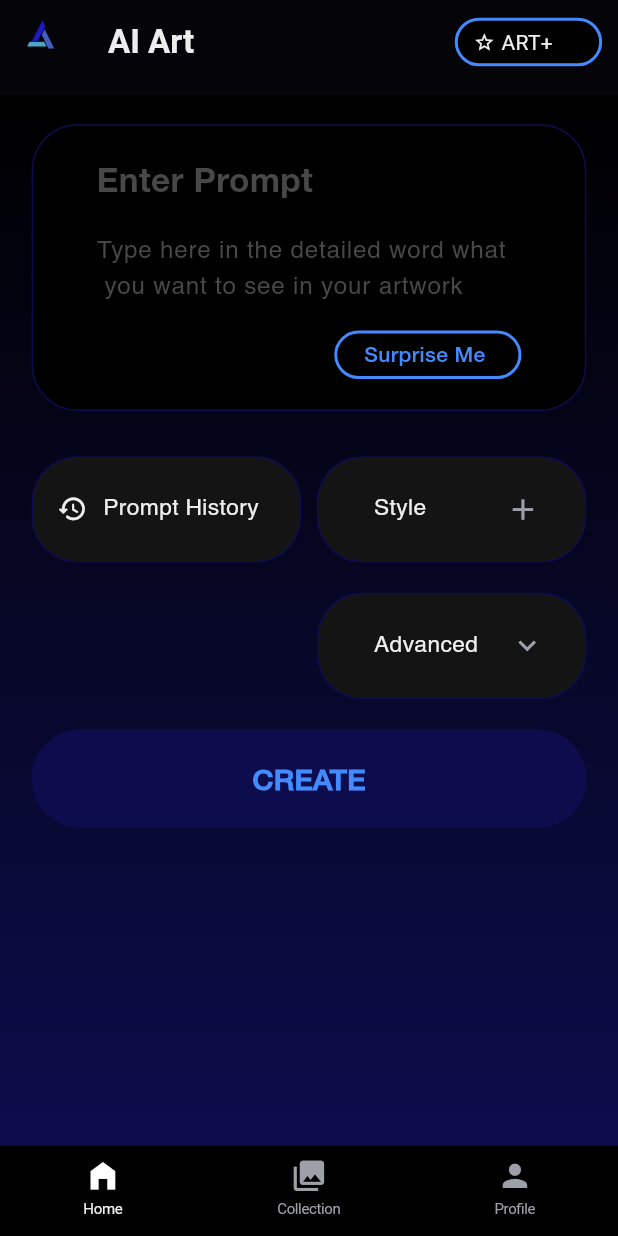
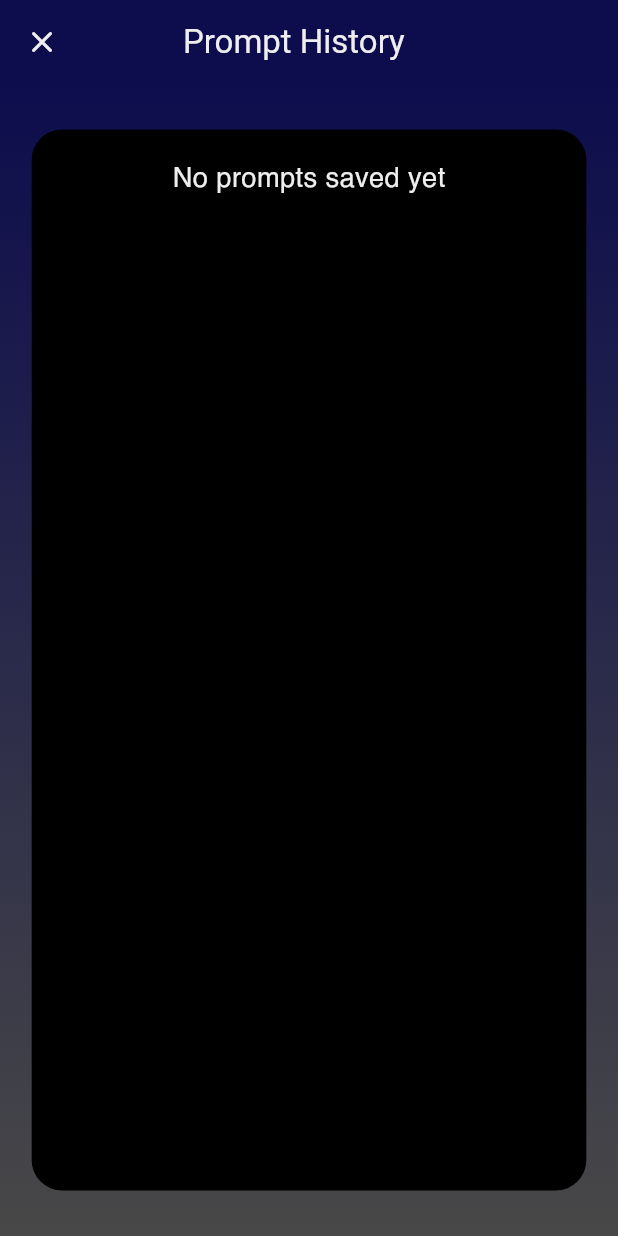
Before and after one commit to Ukeshgit/Aakar.ai, a Flutter app: the screen it shows after launch, after a tap on "Prompt History", on a phone screen of 412 x 824 dp. Run offline on Flutter 3.47's test engine with Material 3 defaults, Android fonts, the phone set to English and light mode, and no system bars; drawn by our look-alikes of bounce; our stand-ins replace flutter_screenutil, get, get_storage.

Commit message:
prompt history,code refine,and create logic

```diff
--- a/lib/app/home/view/pages/home_screen.dart
+++ b/lib/app/home/view/pages/home_screen.dart
@@ -1,5 +1,7 @@
 import 'dart:convert';
+import 'package:aakar_ai/app/home/controller/generating_controller.dart';
 import 'package:aakar_ai/app/home/view/pages/advanced_screen.dart';
+import 'package:aakar_ai/app/home/view/pages/prompt_screen.dart';
 import 'package:aakar_ai/app/profile/view/widgets/custom_appbar.dart';
 import 'package:aakar_ai/app/profile/view/widgets/custom_button.dart';
 import 'package:aakar_ai/const/background_color.dart';
@@ -8,9 +10,8 @@ import 'package:aakar_ai/utils/api_endpoint/api_helper.dart';
 import 'package:bounce/bounce.dart';
 import 'package:flutter/material.dart';
 import 'package:flutter_screenutil/flutter_screenutil.dart';
-import 'package:flutter/services.dart';
 import 'package:get/get.dart';
-import 'package:get/utils.dart';
+import 'package:get_storage/get_storage.dart';
 
 class HomeScreen extends StatefulWidget {
   const HomeScreen({super.key});
@@ -20,17 +21,67 @@ class HomeScreen extends StatefulWidget {
 }
 
 class _HomeScreenState extends State<HomeScreen> {
-  TextEditingController _promptController = TextEditingController();
+  GeneratingController generatingController = Get.put(GeneratingController());
+  final TextEditingController _promptController = TextEditingController();
+
   String? _base64Image;
+  final box = GetStorage();
+  @override
+  void initState() {
+    super.initState();
+
+    // Load saved prompt if it exists
+    _promptController.text = box.read('prompt') ?? '';
+  }
+
+  void dispose() {
+    _promptController.dispose();
+
+    super.dispose();
+  }
+
   Future<void> _generateImage() async {
+    generatingController.generate();
     String? image = await ApiService.generateImage(_promptController.text);
     if (image != null) {
       setState(() {
         _base64Image = image;
       });
+      String prompt = _promptController.text.trim();
+      if (prompt.isNotEmpty) {
+        List<String> prompts = box.read<List>('prompts')?.cast<String>() ?? [];
+        prompts.add(prompt);
+        box.write('prompts', prompts);
+        _promptController.clear();
+        generatingController.isLoading.value = false;
+      }
     } else {
-      Get.snackbar("Error", "Failed to generate image",
-          colorText: Colors.black, backgroundColor: Colors.red);
+      Get.snackbar(
+        "Error",
+        "Failed to generate image",
+        snackPosition: SnackPosition.TOP,
+        backgroundColor: Colors.blueAccent,
+        colorText: Colors.white,
+        margin: const EdgeInsets.all(10),
+        borderRadius: 8,
+        messageText: const Text(
+          "Failed to generate image",
+          style: TextStyle(
+            color: Colors.white,
+            fontSize: 16,
+            fontWeight: FontWeight.bold,
+          ),
+        ),
+        titleText: const Text(
+          "Error",
+          style: TextStyle(
+            color: Colors.white,
+            fontSize: 18,
+            fontWeight: FontWeight.w600,
+          ),
+        ),
+      );
+      generatingController.isLoading.value = false;
     }
   }
 
@@ -78,10 +129,14 @@ class _HomeScreenState extends State<HomeScreen> {
                                 TextField(
                                   controller: _promptController,
                                   style: TextStyle(color: rabbitWhite),
+                                  onChanged: (value) {
+                                    box.write('prompt',
+                                        value); // Save input in GetStorage
+                                  },
                                   decoration: InputDecoration(
                                       border: InputBorder.none,
                                       hintText:
-                                          "Type here in the detailed word what\n you want to see in your artwork",
+                                          "Type here in the detailed word what you want to see in your artwork",
                                       hintStyle: TextStyle(
                                           color: mako,
                                           fontSize: 16.sp,
@@ -117,7 +172,9 @@ class _HomeScreenState extends State<HomeScreen> {
                       Row(
                         children: [
                           Bounce(
-                            onTap: () {},
+                            onTap: () {
+                              Get.to(() => PromptScreen());
+                            },
                             child: Container(
                                 height: 70.h,
                                 width: 170.w,
@@ -213,7 +270,8 @@ class _HomeScreenState extends State<HomeScreen> {
                               Navigator.push(
                                   context,
                                   MaterialPageRoute(
-                                      builder: (context) => AdvancedScreen()));
+                                      builder: (context) =>
+                                          const AdvancedScreen()));
                             },
                             child: Row(
                               children: [
@@ -264,15 +322,51 @@ class _HomeScreenState extends State<HomeScreen> {
                       SizedBox(
                         height: 20.h,
                       ),
-                      Bounce(
-                        child: CustomButton1(
-                            ontap: _generateImage,
-                            color2: Colors.blueAccent,
-                            color: deepblue,
-                            text: "CREATE",
-                            w: double.infinity,
-                            h: 65.h),
-                      ),
+                      Obx(() {
+                        if (generatingController.isLoading.value) {
+                          return Bounce(
+                            child: CustomButton1(
+                                prefix: Positioned(
+                                  left: 15.w,
+                                  child: SizedBox(
+                                    height: 35.h,
+                                    width: 35.w,
+                                    child: CircularProgressIndicator(
+                                      strokeWidth: 2,
+                                      color: edtraaViolet,
+                                    ),
+                                  ),
+                                ),
+                                ontap: () {},
+                                color: deepblue,
+                                w: double.infinity,
+                                h: 65.h,
+                                child: Text(
+                                  "CREATING...",
+                                  style: TextStyle(
+                                      color: Colors.blueAccent,
+                                      fontWeight: FontWeight.bold,
+                                      fontSize: 19.sp,
+                                      fontFamily: "HelveticaMedium"),
+                                )),
+                          );
+                        }
+                        return Bounce(
+                          child: CustomButton1(
+                              ontap: _generateImage,
+                              color: deepblue,
+                              w: double.infinity,
+                              h: 65.h,
+                              child: Text(
+                                "CREATE",
+                                style: TextStyle(
+                                    color: Colors.blueAccent,
+                                    fontWeight: FontWeight.bold,
+                                    fontSize: 19.sp,
+                                    fontFamily: "HelveticaMedium"),
+                              )),
+                        );
+                      })
                     ])),
           ),
         ],
--- /dev/null
+++ b/lib/app/home/view/pages/prompt_screen.dart
@@ -0,0 +1,166 @@
+import 'package:aakar_ai/app/profile/view/widgets/custom_button.dart';
+import 'package:aakar_ai/const/colors.dart';
+import 'package:flutter/material.dart';
+import 'package:flutter_screenutil/flutter_screenutil.dart';
+import 'package:get_storage/get_storage.dart';
+
+class PromptScreen extends StatefulWidget {
+  const PromptScreen({super.key});
+
+  @override
+  State<PromptScreen> createState() => _PromptScreenState();
+}
+
+class _PromptScreenState extends State<PromptScreen> {
+  final box = GetStorage();
+  List<String> prompts = [];
+  void deletePrompt(int index) {
+    prompts.removeAt(index);
+    box.write('prompts', prompts);
+    setState(() {});
+  }
+
+  @override
+  void initState() {
+    super.initState();
+    loadPrompts();
+  }
+
+  void loadPrompts() {
+    prompts = box.read<List>('prompts')?.cast<String>() ?? [];
+    setState(() {});
+  }
+
+  @override
+  Widget build(BuildContext context) {
+    return Scaffold(
+        resizeToAvoidBottomInset: false,
+        appBar: AppBar(
+          backgroundColor: deepblue,
+          leading: GestureDetector(
+            onTap: () {
+              Navigator.pop(context);
+            },
+            child: Icon(
+              Icons.close_rounded,
+              color: rabbitWhite,
+            ),
+          ),
+          centerTitle: true,
+          title: Container(
+            margin: EdgeInsets.only(right: 20.h),
+            child: Text(
+              "Prompt History",
+              style: TextStyle(
+                color: rabbitWhite,
+                fontWeight: FontWeight.w400,
+              ),
+            ),
+          ),
+        ),
+        body: Stack(children: [
+          Container(
+              decoration: BoxDecoration(
+            gradient: LinearGradient(
+              begin: Alignment.topCenter,
+              end: Alignment.bottomCenter,
+              colors: [
+                Color(0xFF0D0D4D), // dark blue color towards the bottom
+                mako // black color at the top
+              ],
+            ),
+          )),
+          Container(
+              height: double.infinity,
+              width: double.infinity,
+              decoration: BoxDecoration(
+                  color: Colors.black,
+                  borderRadius: BorderRadius.circular(20.r)),
+              margin: EdgeInsets.symmetric(horizontal: 20.w, vertical: 30.h),
+              child: SingleChildScrollView(
+                  child: Container(
+                      padding: EdgeInsets.symmetric(
+                          horizontal: 25.w, vertical: 20.h),
+                      child: Column(
+                          mainAxisAlignment: MainAxisAlignment.start,
+                          crossAxisAlignment: CrossAxisAlignment.start,
+                          children: [
+                            prompts.isEmpty
+                                ? Center(
+                                    child: Text(
+                                      "No prompts saved yet",
+                                      style: TextStyle(
+                                          fontSize: 18.sp,
+                                          fontFamily: 'Helvetica',
+                                          color: rabbitWhite),
+                                    ),
+                                  )
+                                : Container(
+                                    height: prompts.length * 80.h,
+                                    child: ListView.builder(
+                                      shrinkWrap: true,
+                                      physics: NeverScrollableScrollPhysics(),
+                                      itemCount: prompts.length,
+                                      itemBuilder: (context, index) {
+                                        return Container(
+                                          margin: EdgeInsets.only(bottom: 10.h),
+                                          decoration: BoxDecoration(
+                                            color: mako,
+                                            borderRadius:
+                                                BorderRadius.circular(10.r),
+                                          ),
+                                          child: ListTile(
+                                            title: Text(
+                                              prompts[index],
+                                              maxLines: 2,
+                                              overflow: TextOverflow.ellipsis,
+                                              style: TextStyle(
+                                                  fontSize: 18.sp,
+                                                  fontFamily: 'Helvetica',
+                                                  color: rabbitWhite),
+                                            ),
+                                            trailing: IconButton(
+                                              icon: Icon(Icons.delete,
+                                                  color: rabbitWhite),
+                                              onPressed: () =>
+                                                  deletePrompt(index),
+                                            ),
+                                          ),
+                                        );
+                                      },
+                                    ))
+                          ]))))
+        ]));
+  }
+
+  Widget settingInfo(IconData icon, String text) {
+    return Container(
+      padding: EdgeInsets.symmetric(vertical: 10.h),
+      child: Row(
+        children: [
+          Icon(
+            icon,
+            color: rabbitWhite,
+            size: 18.sp,
+          ),
+          SizedBox(
+            width: 15.w,
+          ),
+          Text(
+            text,
+            style: TextStyle(
+                color: rabbitWhite,
+                fontSize: 18.sp,
+                fontFamily: 'HelveticaBold'),
+          ),
+          Spacer(),
+          Icon(
+            Icons.keyboard_arrow_right_outlined,
+            color: mako,
+            size: 30.sp,
+          )
+        ],
+      ),
+    );
+  }
+}
--- a/lib/app/profile/view/widgets/custom_button.dart
+++ b/lib/app/profile/view/widgets/custom_button.dart
@@ -1,3 +1,4 @@
+import 'package:aakar_ai/const/colors.dart';
 import 'package:bounce/bounce.dart';
 import 'package:flutter/material.dart';
 import 'package:flutter_screenutil/flutter_screenutil.dart';
@@ -33,19 +34,20 @@ class CustomButton extends StatelessWidget {
 }
 
 class CustomButton1 extends StatelessWidget {
-  final String text;
+  final Widget child;
+  final Widget? prefix;
   final double w;
   final double h;
   final Color color;
-  final Color color2;
+
   final Function() ontap;
   const CustomButton1(
       {super.key,
-      required this.text,
+      required this.child,
+      this.prefix,
       required this.w,
       required this.h,
       required this.color,
-      required this.color2,
       required this.ontap});
 
   @override
@@ -59,15 +61,13 @@ class CustomButton1 extends StatelessWidget {
           color: color,
           borderRadius: BorderRadius.circular(35.r),
         ),
-        child: Center(
-          child: Text(
-            text,
-            style: TextStyle(
-                color: color2,
-                fontWeight: FontWeight.bold,
-                fontSize: 19.sp,
-                fontFamily: "HelveticaMedium"),
-          ),
+        child: Stack(
+          alignment: Alignment.center, // Ensures child remains centered
+          children: [
+            prefix ?? Container(),
+
+            Center(child: child), // Ensures child is always in the center
+          ],
         ),
       ),
     );
--- a/lib/const/background_color.dart
+++ b/lib/const/background_color.dart
@@ -4,7 +4,7 @@ class GradientBackground extends StatelessWidget {
   @override
   Widget build(BuildContext context) {
     return Container(
-        decoration: BoxDecoration(
+        decoration: const BoxDecoration(
       gradient: LinearGradient(
         begin: Alignment.topCenter,
         end: Alignment.bottomCenter,
--- a/lib/main.dart
+++ b/lib/main.dart
@@ -5,7 +5,7 @@ import 'package:get/get_navigation/src/root/get_material_app.dart';
 import 'package:get_storage/get_storage.dart';
 
 void main() async {
-  // await GetStorage.init();
+  await GetStorage.init();
   runApp(const MyApp());
 }
 
```
Also changed, not shown: lib/app/home/controller/generating_controller.dart (added, +8 -0 lines), lib/app/home/view/pages/advanced_screen.dart (+8 -2 lines), lib/app/profile/view/pages/profile_screen.dart (+9 -3 lines), pubspec.lock, 358 other files.
